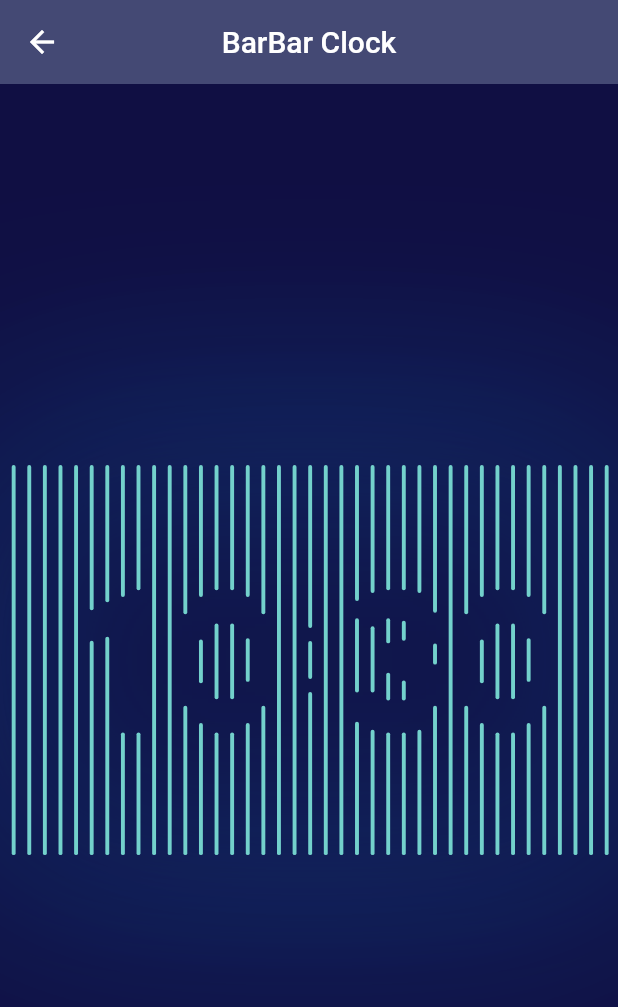
After one commit to ikramhasan/Flutter-Artbook, a Flutter app: the BarBar screen opened directly, on a phone screen of 412 x 824 dp. The commit adds this screen. Shown: the top 1007 px of the screen. Run offline on Flutter 3.47's test engine with Material 2 defaults, Android fonts, the phone set to English and light mode, and no system bars; our stand-ins replace get; missing offline and left inert: dart:html.

Commit message:
ADDED: BarBar Clock

```diff
--- /dev/null
+++ b/lib/arts/barbar_clock.dart
@@ -0,0 +1,503 @@
+import 'dart:async';
+
+import 'package:flutter/material.dart';
+
+class AppColors {
+  static Color lines = const Color(0xFF73D1CC);
+  static Color background = const Color(0xFF100F43);
+  static Color glow = const Color(0xFF125AA1);
+}
+
+class BarBar extends StatefulWidget {
+  const BarBar({Key key}) : super(key: key);
+
+  @override
+  _BarBarState createState() => _BarBarState();
+}
+
+class _BarBarState extends State<BarBar> with SingleTickerProviderStateMixin {
+  AnimationController _animationController;
+  Animation<double> _progressAnimation;
+  DateTime _current, _previous;
+  Timer _timer;
+
+  @override
+  void initState() {
+    super.initState();
+    _animationController = AnimationController(
+      duration: const Duration(milliseconds: 300),
+      vsync: this,
+    );
+    _progressAnimation = Tween(begin: 0.0, end: 1.0).animate(
+      CurvedAnimation(parent: _animationController, curve: Curves.decelerate),
+    );
+    _current = _previous = DateTime.now();
+    _updateTime();
+  }
+
+  @override
+  void dispose() {
+    _timer.cancel();
+    _animationController.dispose();
+    super.dispose();
+  }
+
+  void _updateTime() {
+    setState(() {
+      _previous = _current;
+      _current = DateTime.now();
+      _timer = Timer(
+        Duration(seconds: 1) - Duration(milliseconds: _current.millisecond),
+        _updateTime,
+      );
+      _animationController.forward(from: 0.0);
+    });
+  }
+
+  @override
+  Widget build(BuildContext context) {
+    return Scaffold(
+      appBar: AppBar(
+        backgroundColor: Color(0xFF444974),
+        elevation: 0,
+        title: Text('BarBar Clock'),
+        centerTitle: true,
+      ),
+      body: Container(
+        color: AppColors.background,
+        child: Center(
+          child: Container(
+            decoration: BoxDecoration(
+              boxShadow: [
+                BoxShadow(
+                  color: AppColors.glow.withOpacity(0.7),
+                  blurRadius: 500.0,
+                ),
+                BoxShadow(
+                  color: AppColors.background,
+                  blurRadius: 100.0,
+                ),
+                BoxShadow(
+                  color: AppColors.glow.withOpacity(0.1),
+                  blurRadius: 500.0,
+                ),
+              ],
+            ),
+            child: AspectRatio(
+              aspectRatio: 16 / 10,
+              child: Container(
+                clipBehavior: Clip.none,
+                child: CustomPaint(
+                  size: Size.infinite,
+                  painter: ClockPainter(
+                    previous: _previous,
+                    current: _current,
+                    progress: _progressAnimation,
+                  ),
+                ),
+              ),
+            ),
+          ),
+        ),
+      ),
+    );
+  }
+}
+
+class ClockPainter extends CustomPainter {
+  ClockPainter({
+    @required this.previous,
+    @required this.current,
+    @required this.progress,
+  }) : super(repaint: progress);
+
+  final Animation<double> progress;
+  final DateTime previous;
+  final DateTime current;
+
+  @override
+  void paint(Canvas canvas, Size size) {
+    final barSpaceWidth = size.width / 39.6;
+    final spaceWidth = barSpaceWidth * 0.75;
+    final barWidth = barSpaceWidth * 0.25;
+    final digitHeight = size.height * 0.44;
+    final centerY = ((size.height - digitHeight) / 2);
+    final barPaint = Paint()
+      ..style = PaintingStyle.stroke
+      ..strokeCap = StrokeCap.round
+      ..strokeWidth = barWidth
+      ..color = AppColors.lines;
+    final digits = Digits.getTime(previous, current, progress.value);
+    for (var bar = 0; bar < 39; bar++) {
+      final startX = barSpaceWidth * bar + spaceWidth;
+      for (final item in digits.where((item) => item.index == bar)) {
+        final top = Offset(
+          startX + barWidth * 0.5,
+          item.startY == 0.0 ? 0.0 : item.startY * digitHeight + centerY,
+        );
+        final bot = Offset(
+          startX + barWidth * 0.5,
+          item.endY == 1.0 ? size.height : item.endY * digitHeight + centerY,
+        );
+        canvas.drawLine(top, bot, barPaint);
+      }
+    }
+  }
+
+  @override
+  bool shouldRepaint(ClockPainter oldDelegate) {
+    return oldDelegate.previous != previous ||
+        oldDelegate.current != current ||
+        oldDelegate.progress != progress;
+  }
+}
+
+class Bar implements Comparable<Bar> {
+  const Bar(this.index, {@required this.startY, @required this.endY});
+
+  final int index;
+  final double startY;
+  final double endY;
+
+  Bar copy({int index, double startY, double endY}) {
+    return Bar(
+      index ?? this.index,
+      startY: startY ?? this.startY,
+      endY: endY ?? this.endY,
+    );
+  }
+
+  @override
+  int compareTo(Bar other) => startY.compareTo(other.startY);
+}
+
+class Digits {
+  static List<Bar> getTime(DateTime prev, DateTime curr, double progress) {
+    final oldHour1 = prev.hour ~/ 10;
+    final oldHour2 = prev.hour % 10;
+    final newHour1 = curr.hour ~/ 10;
+    final newHour2 = curr.hour % 10;
+
+    final oldMinute1 = prev.minute ~/ 10;
+    final oldMinute2 = prev.minute % 10;
+    final newMinute1 = curr.minute ~/ 10;
+    final newMinute2 = curr.minute % 10;
+
+    final hourFirst = _getDigitTransition(oldHour1, newHour1, progress);
+    final hourSecond = _getDigitTransition(oldHour2, newHour2, progress);
+    final minuteFirst = _getDigitTransition(oldMinute1, newMinute1, progress);
+    final minuteSecond = _getDigitTransition(oldMinute2, newMinute2, progress);
+
+    // Build a list where each digit's bar has location which is relative to
+    // the start of clock face canvas (counted in bars from 0 to 39)
+    final digits = <Bar>[
+      ...hourFirst.map((i) => i.copy(index: i.index + 4)),
+      ...hourSecond.map((i) => i.copy(index: i.index + 11)),
+      ..._data[10].map((i) => i.copy(index: i.index + 19)),
+      ...minuteFirst.map((i) => i.copy(index: i.index + 22)),
+      ...minuteSecond.map((i) => i.copy(index: i.index + 29)),
+    ];
+
+    // Add missing vertical bars
+    for (var bar = 0; bar < 39; bar++) {
+      if (!digits.any((i) => i.index == bar)) {
+        digits.add(Bar(bar, startY: 0.0, endY: 1.0));
+      }
+    }
+    return digits;
+  }
+
+  static List<Bar> _getDigitTransition(int from, int to, double progress) {
+    final digitFrom = _data[from];
+    final digitTo = _data[to];
+
+    if (progress == 0.0) return digitFrom;
+    if (progress == 1.0) return digitTo;
+
+    final result = <Bar>[];
+    for (var bar = 0; bar < 6; bar++) {
+      final barsPositionFrom = digitFrom.where((it) => it.index == bar);
+      final barsPositionTo = digitTo.where((it) => it.index == bar);
+
+      // Calculate top and bottom bars
+      final topBarOld = barsPositionFrom.firstWhere((it) => it.startY == 0);
+      final topBarNew = barsPositionTo.firstWhere((it) => it.startY == 0);
+      final bottomBarOld = barsPositionFrom.firstWhere((it) => it.endY == 1);
+      final bottomBarNew = barsPositionTo.firstWhere((it) => it.endY == 1);
+      _transition(result, progress, topBarOld, topBarNew);
+      _transition(result, progress, bottomBarOld, bottomBarNew);
+
+      // Middle bar is a bar that is not drawn from top to bottom
+      final barFrom =
+          barsPositionFrom.where((it) => it.startY > 0 && it.endY < 1);
+      final barTo = barsPositionTo.where((it) => it.startY > 0 && it.endY < 1);
+      final lengthOld = barFrom.length;
+      final lengthNew = barTo.length;
+
+      // Nothing to transform
+      if (lengthOld == 0 && lengthNew == 0) continue;
+
+      // Create transformations based on number of old and new middle bars
+      if (lengthOld == 0 && lengthNew == 1) {
+        _transition(result, progress, _barFrom(barTo.first), barTo.first);
+      } else if (lengthOld == 1 && lengthNew == 0) {
+        _transition(result, progress, barFrom.first, _barFrom(barFrom.first));
+      } else if (lengthOld == 1 && lengthNew == 1) {
+        _transition(result, progress, barFrom.first, barTo.first);
+      } else if (lengthOld == 1 && lengthNew == 2) {
+        _transition(result, progress, barFrom.first, barTo.elementAt(0));
+        _transition(result, progress, barFrom.first, barTo.elementAt(1));
+      } else if (lengthOld == 2 && lengthNew == 1) {
+        final newBar = barTo.first;
+        final oldBars = barFrom.toList()..sort();
+        final newFrom1 = _barFrom(newBar, startY: newBar.startY);
+        _transition(result, progress, oldBars[0], newFrom1);
+        final newFrom2 = _barFrom(newBar, endY: newBar.endY);
+        _transition(result, progress, oldBars[1], newFrom2);
+      } else if (lengthOld == 2 && lengthNew == 2) {
+        final oldBars = barFrom.toList()..sort();
+        final newBars = barTo.toList()..sort();
+        _transition(result, progress, oldBars[0], newBars[0]);
+        _transition(result, progress, oldBars[1], newBars[1]);
+      } else if (lengthOld == 0 && lengthNew == 2) {
+        final bars = barTo.toList()..sort();
+        _transition(result, progress, _barFrom(bars[0]), bars[0]);
+        _transition(result, progress, _barFrom(bars[1]), bars[1]);
+      } else if (lengthOld == 2 && lengthNew == 0) {
+        final bars = barFrom.toList()..sort();
+        _transition(result, progress, bars[0], _barFrom(bars[0]));
+        _transition(result, progress, bars[1], _barFrom(bars[1]));
+      }
+    }
+    return result;
+  }
+
+  static Bar _barFrom(Bar fromBar, {double startY, double endY}) {
+    final barCenter = (fromBar.startY + fromBar.endY) / 2;
+    return fromBar.copy(
+      startY: startY ?? barCenter,
+      endY: endY ?? barCenter,
+    );
+  }
+
+  /// Create transition from bar [from] to bar [to] based on [progress]
+  static void _transition(List<Bar> result, double progress, Bar from, Bar to) {
+    double top;
+    if (from.startY < to.startY) {
+      top = to.startY - (to.startY - from.startY) * (1 - progress);
+    } else {
+      top = from.startY - (from.startY - to.startY) * progress;
+    }
+    double bottom;
+    if (from.endY < to.endY) {
+      bottom = from.endY + (to.endY - from.endY) * progress;
+    } else {
+      bottom = from.endY - (from.endY - to.endY) * progress;
+    }
+    result.add(Bar(from.index, startY: top, endY: bottom));
+  }
+
+  static const List<List<Bar>> _data = [
+    [
+      // digit_0
+      Bar(0, startY: 0.0000000, endY: 0.2187500),
+      Bar(0, startY: 0.7812500, endY: 1.0000000),
+      Bar(1, startY: 0.0000000, endY: 0.1171875),
+      Bar(1, startY: 0.3906250, endY: 0.6250000),
+      Bar(1, startY: 0.8828125, endY: 1.0000000),
+      Bar(2, startY: 0.0000000, endY: 0.0781250),
+      Bar(2, startY: 0.9375000, endY: 1.0000000),
+      Bar(2, startY: 0.2968750, endY: 0.7187500),
+      Bar(3, startY: 0.0000000, endY: 0.0781250),
+      Bar(3, startY: 0.9375000, endY: 1.0000000),
+      Bar(3, startY: 0.2968750, endY: 0.7187500),
+      Bar(4, startY: 0.0000000, endY: 0.1171875),
+      Bar(4, startY: 0.8828125, endY: 1.0000000),
+      Bar(4, startY: 0.3828125, endY: 0.6171875),
+      Bar(5, startY: 0.0000000, endY: 0.2187500),
+      Bar(5, startY: 0.7812500, endY: 1.0000000),
+    ],
+    [
+      // digit_1
+      Bar(0, startY: 0.0000000, endY: 1.0000000),
+      Bar(1, startY: 0.0000000, endY: 0.1953125),
+      Bar(1, startY: 0.3984375, endY: 1.0000000),
+      Bar(2, startY: 0.0000000, endY: 0.1484375),
+      Bar(2, startY: 0.3750000, endY: 1.0000000),
+      Bar(3, startY: 0.0000000, endY: 0.1171875),
+      Bar(3, startY: 0.9375000, endY: 1.0000000),
+      Bar(4, startY: 0.0000000, endY: 0.0781250),
+      Bar(4, startY: 0.9375000, endY: 1.0000000),
+      Bar(5, startY: 0.0000000, endY: 1.0000000),
+    ],
+    [
+      // digit_2
+      Bar(0, startY: 0.0000000, endY: 0.1953125),
+      Bar(0, startY: 0.3203125, endY: 0.7265625),
+      Bar(0, startY: 0.9375000, endY: 1.0000000),
+      Bar(1, startY: 0.9375000, endY: 1.0000000),
+      Bar(1, startY: 0.3515625, endY: 0.6328125),
+      Bar(1, startY: 0.0000000, endY: 0.1171875),
+      Bar(2, startY: 0.9375000, endY: 1.0000000),
+      Bar(2, startY: 0.2968750, endY: 0.5703125),
+      Bar(2, startY: 0.0000000, endY: 0.0781250),
+      Bar(3, startY: 0.0000000, endY: 0.0781250),
+      Bar(3, startY: 0.2656250, endY: 0.4296875),
+      Bar(3, startY: 0.9375000, endY: 1.0000000),
+      Bar(4, startY: 0.9375000, endY: 1.0000000),
+      Bar(4, startY: 0.6015625, endY: 0.7265625),
+      Bar(4, startY: 0.0000000, endY: 0.1171875),
+      Bar(5, startY: 0.9375000, endY: 1.0000000),
+      Bar(5, startY: 0.4687500, endY: 0.7265625),
+      Bar(5, startY: 0.0000000, endY: 0.1953125),
+    ],
+    [
+      // digit_3
+      Bar(0, startY: 0.2656250, endY: 0.6796875),
+      Bar(0, startY: 0.8750000, endY: 1.0000000),
+      Bar(0, startY: 0.0000000, endY: 0.1406250),
+      Bar(1, startY: 0.9218750, endY: 1.0000000),
+      Bar(1, startY: 0.3125000, endY: 0.6796875),
+      Bar(1, startY: 0.0000000, endY: 0.0937500),
+      Bar(2, startY: 0.9375000, endY: 1.0000000),
+      Bar(2, startY: 0.0000000, endY: 0.0781250),
+      Bar(2, startY: 0.5859375, endY: 0.7265625),
+      Bar(2, startY: 0.2656250, endY: 0.3906250),
+      Bar(3, startY: 0.6328125, endY: 0.7265625),
+      Bar(3, startY: 0.2812500, endY: 0.3750000),
+      Bar(3, startY: 0.9375000, endY: 1.0000000),
+      Bar(3, startY: 0.0000000, endY: 0.0781250),
+      Bar(4, startY: 0.9218750, endY: 1.0000000),
+      Bar(4, startY: 0.0000000, endY: 0.0937500),
+      Bar(5, startY: 0.7812500, endY: 1.0000000),
+      Bar(5, startY: 0.0000000, endY: 0.2109375),
+      Bar(5, startY: 0.4140625, endY: 0.5156250),
+    ],
+    [
+      // digit_4
+      Bar(0, startY: 0.7500000, endY: 1.0000000),
+      Bar(0, startY: 0.0000000, endY: 0.4765625),
+      Bar(1, startY: 0.7500000, endY: 1.0000000),
+      Bar(1, startY: 0.0000000, endY: 0.3750000),
+      Bar(2, startY: 0.7500000, endY: 1.0000000),
+      Bar(2, startY: 0.0000000, endY: 0.2421875),
+      Bar(2, startY: 0.5234375, endY: 0.5781250),
+      Bar(3, startY: 0.4765625, endY: 0.5781250),
+      Bar(3, startY: 0.9375000, endY: 1.0000000),
+      Bar(3, startY: 0.0000000, endY: 0.0937500),
+      Bar(4, startY: 0.9375000, endY: 1.0000000),
+      Bar(4, startY: 0.0000000, endY: 0.0781250),
+      Bar(5, startY: 0.0000000, endY: 0.5312500),
+      Bar(5, startY: 0.7500000, endY: 1.0000000),
+    ],
+    [
+      // digit_5
+      Bar(0, startY: 0.0000000, endY: 0.6171875),
+      Bar(0, startY: 0.8515625, endY: 1.0000000),
+      Bar(1, startY: 0.0000000, endY: 0.0781250),
+      Bar(1, startY: 0.5312500, endY: 0.6796875),
+      Bar(1, startY: 0.9062500, endY: 1.0000000),
+      Bar(2, startY: 0.0000000, endY: 0.0781250),
+      Bar(2, startY: 0.2812500, endY: 0.3515625),
+      Bar(2, startY: 0.5312500, endY: 0.7500000),
+      Bar(2, startY: 0.9375000, endY: 1.0000000),
+      Bar(3, startY: 0.0000000, endY: 0.0781250),
+      Bar(3, startY: 0.2812500, endY: 0.3515625),
+      Bar(3, startY: 0.5312500, endY: 0.7500000),
+      Bar(3, startY: 0.9375000, endY: 1.0000000),
+      Bar(4, startY: 0.0000000, endY: 0.0781250),
+      Bar(4, startY: 0.2812500, endY: 0.3750000),
+      Bar(4, startY: 0.6015625, endY: 0.6718750),
+      Bar(4, startY: 0.9062500, endY: 1.0000000),
+      Bar(5, startY: 0.0000000, endY: 0.0781250),
+      Bar(5, startY: 0.2812500, endY: 0.4296875),
+      Bar(5, startY: 0.8593750, endY: 1.0000000),
+    ],
+    [
+      // digit_6
+      Bar(0, startY: 0.7734375, endY: 1.0000000),
+      Bar(0, startY: 0.0000000, endY: 0.2343750),
+      Bar(1, startY: 0.0000000, endY: 0.1171875),
+      Bar(1, startY: 0.9062500, endY: 1.0000000),
+      Bar(2, startY: 0.9375000, endY: 1.0000000),
+      Bar(2, startY: 0.0000000, endY: 0.0937500),
+      Bar(2, startY: 0.3125000, endY: 0.3828125),
+      Bar(2, startY: 0.5390625, endY: 0.6953125),
+      Bar(3, startY: 0.9375000, endY: 1.0000000),
+      Bar(3, startY: 0.0000000, endY: 0.0781250),
+      Bar(3, startY: 0.2500000, endY: 0.3515625),
+      Bar(3, startY: 0.5390625, endY: 0.7265625),
+      Bar(4, startY: 0.9062500, endY: 1.0000000),
+      Bar(4, startY: 0.0000000, endY: 0.0937500),
+      Bar(4, startY: 0.2656250, endY: 0.3984375),
+      Bar(5, startY: 0.8125000, endY: 1.0000000),
+      Bar(5, startY: 0.0000000, endY: 0.1484375),
+      Bar(5, startY: 0.2968750, endY: 0.4453125),
+    ],
+    [
+      // digit_7
+      Bar(0, startY: 0.0000000, endY: 0.0781250),
+      Bar(0, startY: 0.3125000, endY: 1.0000000),
+      Bar(1, startY: 0.0000000, endY: 0.0781250),
+      Bar(1, startY: 0.3125000, endY: 0.6328125),
+      Bar(1, startY: 0.9375000, endY: 1.0000000),
+      Bar(2, startY: 0.0000000, endY: 0.0781250),
+      Bar(2, startY: 0.3125000, endY: 0.5156250),
+      Bar(2, startY: 0.9375000, endY: 1.0000000),
+      Bar(3, startY: 0.0000000, endY: 0.0781250),
+      Bar(3, startY: 0.7890625, endY: 1.0000000),
+      Bar(4, startY: 0.5703125, endY: 1.0000000),
+      Bar(4, startY: 0.0000000, endY: 0.0781250),
+      Bar(5, startY: 0.0000000, endY: 0.0781250),
+      Bar(5, startY: 0.2968750, endY: 1.0000000),
+    ],
+    [
+      // digit_8
+      Bar(0, startY: 0.0000000, endY: 0.2187500),
+      Bar(0, startY: 0.8359375, endY: 1.0000000),
+      Bar(0, startY: 0.3828125, endY: 0.5703125),
+      Bar(1, startY: 0.0000000, endY: 0.1171875),
+      Bar(1, startY: 0.8828125, endY: 1.0000000),
+      Bar(2, startY: 0.0000000, endY: 0.0781250),
+      Bar(2, startY: 0.9375000, endY: 1.0000000),
+      Bar(2, startY: 0.2734375, endY: 0.3593750),
+      Bar(2, startY: 0.6171875, endY: 0.7187500),
+      Bar(3, startY: 0.0000000, endY: 0.0781250),
+      Bar(3, startY: 0.9375000, endY: 1.0000000),
+      Bar(3, startY: 0.2734375, endY: 0.3593750),
+      Bar(3, startY: 0.6171875, endY: 0.7187500),
+      Bar(4, startY: 0.0000000, endY: 0.1171875),
+      Bar(4, startY: 0.8828125, endY: 1.0000000),
+      Bar(5, startY: 0.0000000, endY: 0.2187500),
+      Bar(5, startY: 0.8359375, endY: 1.0000000),
+      Bar(5, startY: 0.3828125, endY: 0.5703125),
+    ],
+    [
+      // digit_9
+      Bar(0, startY: 0.0000000, endY: 0.2187500),
+      Bar(0, startY: 0.8437500, endY: 1.0000000),
+      Bar(0, startY: 0.5390625, endY: 0.7187500),
+      Bar(1, startY: 0.0000000, endY: 0.1171875),
+      Bar(1, startY: 0.9062500, endY: 1.0000000),
+      Bar(1, startY: 0.6328125, endY: 0.7421875),
+      Bar(2, startY: 0.0000000, endY: 0.0781250),
+      Bar(2, startY: 0.9375000, endY: 1.0000000),
+      Bar(2, startY: 0.6640625, endY: 0.7734375),
+      Bar(2, startY: 0.2968750, endY: 0.4687500),
+      Bar(3, startY: 0.0000000, endY: 0.0781250),
+      Bar(3, startY: 0.9375000, endY: 1.0000000),
+      Bar(3, startY: 0.6562500, endY: 0.7656250),
+      Bar(3, startY: 0.2968750, endY: 0.4687500),
+      Bar(4, startY: 0.0000000, endY: 0.1171875),
+      Bar(4, startY: 0.9062500, endY: 1.0000000),
+      Bar(5, startY: 0.0000000, endY: 0.2500000),
+      Bar(5, startY: 0.7500000, endY: 1.0000000),
+    ],
+    [
+      // colon
+      Bar(0, startY: 0.0000000, endY: 0.3000000),
+      Bar(0, startY: 0.4000000, endY: 0.6000000),
+      Bar(0, startY: 0.7000000, endY: 1.0000000),
+    ],
+  ];
+}
--- a/lib/homepage.dart
+++ b/lib/homepage.dart
@@ -1,5 +1,6 @@
 import 'package:artbook/arts/algrafx.dart';
 import 'package:artbook/arts/animated_circles.dart';
+import 'package:artbook/arts/barbar_clock.dart';
 import 'package:artbook/arts/clock_of_clocks.dart';
 import 'package:artbook/arts/boid_simulation.dart';
 import 'package:artbook/arts/clock.dart';
@@ -216,6 +217,18 @@ class _HomePageState extends State<HomePage> {
                 ),
               ),
             ),
+            InkWell(
+              highlightColor: Color(0xFF444974),
+              onTap: () {
+                Get.to(BarBar());
+              },
+              child: ListTile(
+                title: Text(
+                  'BarBar Clock',
+                  style: TextStyle(color: Color(0xFFEAECFF)),
+                ),
+              ),
+            ),
           ],
         ),
       ),
```
Also changed, not shown: 1 other file.
